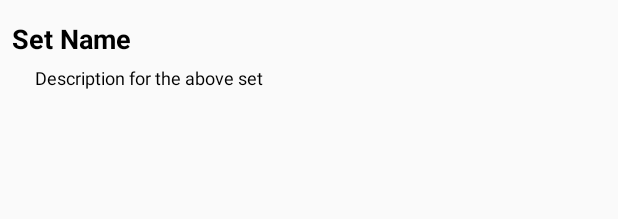
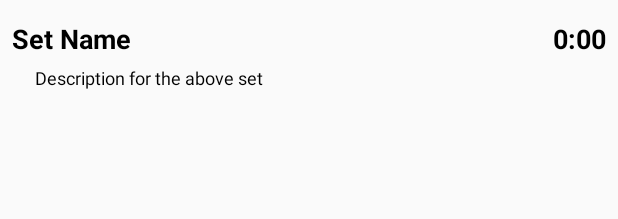
Before and after one commit to UCDTtbot/WorkoutPlanner, an Android app: the layout set_list_item.xml on its own in the app's theme, with its tools: preview values and no code run, on a phone screen of 412 x 824 dp. Shown: the top 219 px of the screen. Run offline under Robolectric (Android 15) with nearby library versions, the phone set to English and light mode, and no system bars.

Commit message:
began work on adding sets

```diff
--- a/app/src/main/java/com/shibedays/workoutplanner/ui/MainActivity.java
+++ b/app/src/main/java/com/shibedays/workoutplanner/ui/MainActivity.java
@@ -379,7 +379,7 @@ public class MainActivity extends AppCompatActivity implements NewWorkoutDialog.
     }
 
     @Override
-    public void onDialogPositiveClick(String name){
+    public void onNewWorkoutDialogPositiveClick(String name){
         if(!TextUtils.isEmpty(name)){
             Workout newWorkout = new Workout(mWorkoutViewModel.getAllWorkouts().getValue().size(), name);
             mWorkoutViewModel.insert(newWorkout);
@@ -390,7 +390,7 @@ public class MainActivity extends AppCompatActivity implements NewWorkoutDialog.
     }
 
     @Override
-    public void onDialogNegativeClick(){
+    public void onNewWorkoutDialogNegativeClick(){
 
     }
 
--- a/app/src/main/res/layout/fragment_new_workout.xml
+++ b/app/src/main/res/layout/fragment_new_workout.xml
@@ -9,6 +9,6 @@
         android:layout_width="match_parent"
         android:layout_height="wrap_content"
         android:layout_margin="20dp"
-        android:hint="@string/workout_hint"/>
+        android:hint="@string/name_hint"/>
 
 </RelativeLayout>
--- a/app/src/main/res/layout/set_list_item.xml
+++ b/app/src/main/res/layout/set_list_item.xml
@@ -14,23 +14,42 @@
     android:paddingStart="@dimen/row_paddting_hori"
     android:paddingEnd="@dimen/row_paddting_hori">
 
+     <LinearLayout
+         android:id="@+id/top_row"
+         android:layout_width="match_parent"
+         android:layout_height="wrap_content"
+         android:layout_marginTop="@dimen/name_margin_spacing"
+         android:layout_marginBottom="@dimen/name_margin_spacing"
+         android:layout_alignParentTop="true"
+         android:orientation="horizontal"
+         android:weightSum="100">
          <TextView
              android:id="@+id/set_name"
-        android:layout_width="match_parent"
+             android:layout_width="wrap_content"
              android:layout_height="wrap_content"
-        android:layout_alignParentTop="true"
              android:text="@string/default_set_name"
-        android:layout_marginTop="@dimen/name_margin_spacing"
-        android:layout_marginBottom="@dimen/name_margin_spacing"
              android:textColor="@color/item_name"
              android:textSize="@dimen/set_name_size"
-        android:textStyle="bold"/>
+             android:textStyle="bold"
+             android:layout_weight="50"/>
+
+         <TextView
+             android:id="@+id/set_time"
+             android:layout_width="wrap_content"
+             android:layout_height="wrap_content"
+             android:text="0:00"
+             android:textColor="@color/item_name"
+             android:textSize="@dimen/set_name_size"
+             android:textStyle="bold"
+             android:gravity="end"
+             android:layout_weight="50"/>
+     </LinearLayout>
 
     <TextView
         android:id="@+id/set_descrip"
         android:layout_width="wrap_content"
         android:layout_height="wrap_content"
-        android:layout_below="@+id/set_name"
+        android:layout_below="@+id/top_row"
         android:layout_marginStart="@dimen/sets_margin_spacing"
         android:paddingStart="@dimen/padding_spacing_5dp"
         android:paddingEnd="@dimen/padding_spacing_5dp"
--- a/app/src/main/res/values/strings.xml
+++ b/app/src/main/res/values/strings.xml
@@ -9,7 +9,7 @@
     <string name="item_name">Workout %1$d</string>
     <string name="item_sets">Total Sets: %1$d</string>
     <string name="item_rounds">Rounds: %1$d</string>
-    <string name="workout_hint">Name</string>
+    <string name="name_hint">Name</string>
     <string name="text_delete">Delete</string>
     <string name="title_activity_my_workout">MyWorkoutActivity</string>
     <string name="default_set_name">Set Name</string>
```
Also changed, not shown: app/src/main/java/com/shibedays/workoutplanner/ui/AddSetDialog.java (added, +42 -0 lines), app/src/main/java/com/shibedays/workoutplanner/ui/NewWorkoutDialog.java (+6 -4 lines), app/src/main/res/layout/fragment_add_set.xml (added, +76 -0 lines). Lines whose indentation alone changed are shown as unchanged.
